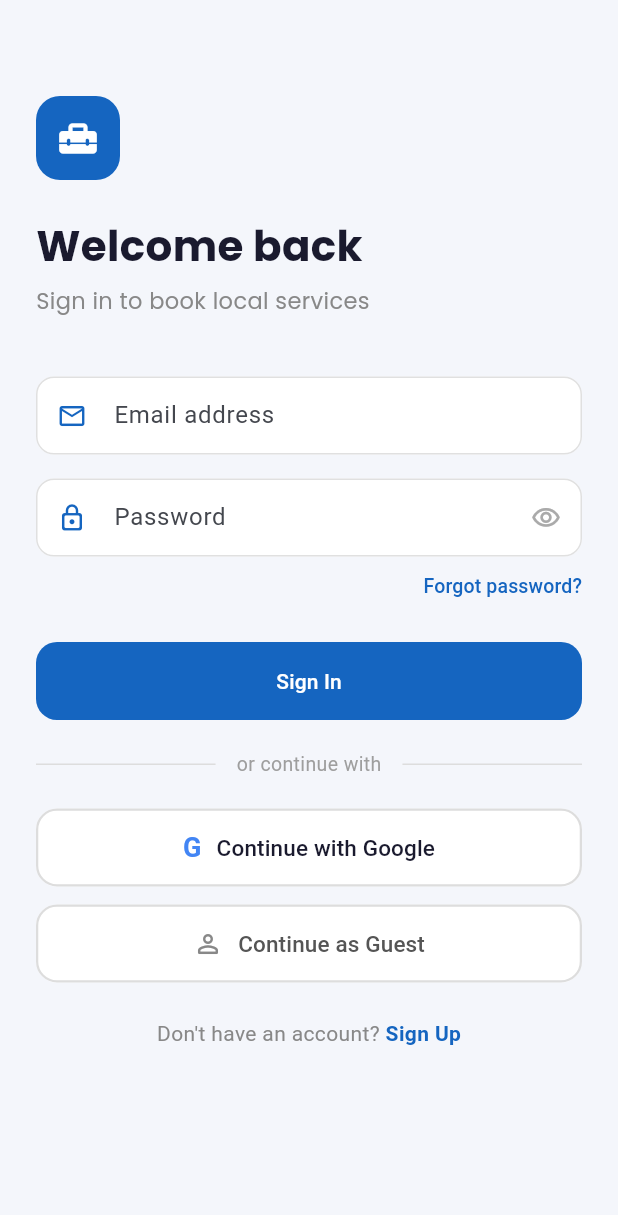
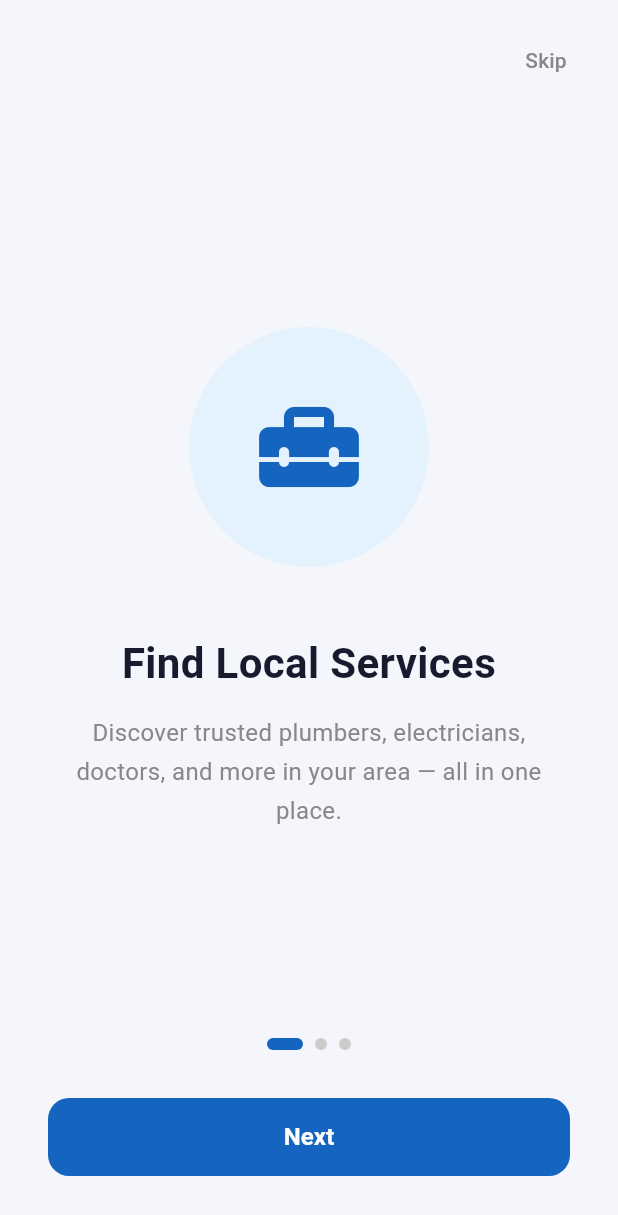
Before and after one commit to thalkarmohit/local_service., a Flutter app: the screen it shows after launch, on a phone screen of 412 x 824 dp. Shown: the top 1215 px of the screen. Run offline on Flutter 3.47's test engine with Material 3 defaults, Android fonts, the phone set to English and light mode, and no system bars; our stand-ins replace firebase_auth, firebase_core, flutter_local_notifications, google_fonts, google_sign_in, hive and 2 more; accounts and stored records are empty.

Commit message:
onboarding screen add

```diff
--- a/lib/main.dart
+++ b/lib/main.dart
@@ -123,6 +123,7 @@ class _MyAppState extends State<MyApp> {
         elevation: 0,
         type: BottomNavigationBarType.fixed,
       ),
+      dividerColor: const Color(0xFFEEEEEE),
       snackBarTheme: SnackBarThemeData(
         behavior: SnackBarBehavior.floating,
         shape: RoundedRectangleBorder(borderRadius: BorderRadius.circular(12)),
--- /dev/null
+++ b/lib/onboarding_screen.dart
@@ -0,0 +1,237 @@
+import 'package:flutter/material.dart';
+import 'package:shared_preferences/shared_preferences.dart';
+import 'auth_gate.dart';
+
+class OnboardingScreen extends StatefulWidget {
+  const OnboardingScreen({super.key});
+
+  @override
+  State<OnboardingScreen> createState() => _OnboardingScreenState();
+}
+
+class _OnboardingScreenState extends State<OnboardingScreen> {
+  final PageController _controller = PageController();
+  int _currentPage = 0;
+
+  final List<_OnboardingData> _pages = [
+    _OnboardingData(
+      icon: Icons.home_repair_service_rounded,
+      iconBg: Color(0xFFE3F2FD),
+      iconColor: Color(0xFF1565C0),
+      title: 'Find Local Services',
+      subtitle:
+      'Discover trusted plumbers, electricians, doctors, and more in your area — all in one place.',
+      bg: Color(0xFFF4F6FB),
+    ),
+    _OnboardingData(
+      icon: Icons.calendar_today_rounded,
+      iconBg: Color(0xFFE8F5E9),
+      iconColor: Color(0xFF2E7D32),
+      title: 'Book in Seconds',
+      subtitle:
+      'Pick a date, choose a time slot, and confirm your booking instantly. No calls, no waiting.',
+      bg: Color(0xFFF1F8F1),
+    ),
+    _OnboardingData(
+      icon: Icons.star_rounded,
+      iconBg: Color(0xFFFFF8E1),
+      iconColor: Color(0xFFF9A825),
+      title: 'Rate & Review',
+      subtitle:
+      'Share your experience to help others find the best service providers near them.',
+      bg: Color(0xFFFFFBF0),
+    ),
+  ];
+
+  Future<void> _finishOnboarding() async {
+    final prefs = await SharedPreferences.getInstance();
+    await prefs.setBool('onboarding_done', true);
+    if (mounted) {
+      Navigator.pushReplacement(
+        context,
+        PageRouteBuilder(
+          transitionDuration: const Duration(milliseconds: 500),
+          pageBuilder: (_, __, ___) => const AuthGate(),
+          transitionsBuilder: (_, anim, __, child) =>
+              FadeTransition(opacity: anim, child: child),
+        ),
+      );
+    }
+  }
+
+  @override
+  void dispose() {
+    _controller.dispose();
+    super.dispose();
+  }
+
+  @override
+  Widget build(BuildContext context) {
+    return Scaffold(
+      backgroundColor: _pages[_currentPage].bg,
+      body: SafeArea(
+        child: Column(
+          children: [
+            // Skip button
+            Align(
+              alignment: Alignment.topRight,
+              child: Padding(
+                padding: const EdgeInsets.all(16),
+                child: TextButton(
+                  onPressed: _finishOnboarding,
+                  child: Text(
+                    _currentPage == _pages.length - 1 ? '' : 'Skip',
+                    style: const TextStyle(
+                      color: Color(0xFF888888),
+                      fontSize: 14,
+                      fontWeight: FontWeight.w500,
+                    ),
+                  ),
+                ),
+              ),
+            ),
+
+            // Page view
+            Expanded(
+              child: PageView.builder(
+                controller: _controller,
+                itemCount: _pages.length,
+                onPageChanged: (i) => setState(() => _currentPage = i),
+                itemBuilder: (context, index) =>
+                    _buildPage(_pages[index]),
+              ),
+            ),
+
+            // Dots + button
+            Padding(
+              padding: const EdgeInsets.fromLTRB(32, 0, 32, 40),
+              child: Column(
+                children: [
+                  _buildDots(),
+                  const SizedBox(height: 32),
+                  _buildButton(),
+                ],
+              ),
+            ),
+          ],
+        ),
+      ),
+    );
+  }
+
+  Widget _buildPage(_OnboardingData data) {
+    return Padding(
+      padding: const EdgeInsets.symmetric(horizontal: 32),
+      child: Column(
+        mainAxisAlignment: MainAxisAlignment.center,
+        children: [
+          // Icon illustration
+          Container(
+            width: 160,
+            height: 160,
+            decoration: BoxDecoration(
+              color: data.iconBg,
+              shape: BoxShape.circle,
+            ),
+            child: Icon(data.icon, size: 80, color: data.iconColor),
+          ),
+          const SizedBox(height: 48),
+          Text(
+            data.title,
+            textAlign: TextAlign.center,
+            style: const TextStyle(
+              fontSize: 28,
+              fontWeight: FontWeight.w700,
+              color: Color(0xFF1A1A2E),
+              height: 1.2,
+            ),
+          ),
+          const SizedBox(height: 16),
+          Text(
+            data.subtitle,
+            textAlign: TextAlign.center,
+            style: const TextStyle(
+              fontSize: 16,
+              color: Color(0xFF888888),
+              height: 1.6,
+            ),
+          ),
+        ],
+      ),
+    );
+  }
+
+  Widget _buildDots() {
+    return Row(
+      mainAxisAlignment: MainAxisAlignment.center,
+      children: List.generate(_pages.length, (i) {
+        final isActive = i == _currentPage;
+        return AnimatedContainer(
+          duration: const Duration(milliseconds: 300),
+          margin: const EdgeInsets.symmetric(horizontal: 4),
+          width: isActive ? 24 : 8,
+          height: 8,
+          decoration: BoxDecoration(
+            color: isActive
+                ? const Color(0xFF1565C0)
+                : const Color(0xFFCCCCCC),
+            borderRadius: BorderRadius.circular(4),
+          ),
+        );
+      }),
+    );
+  }
+
+  Widget _buildButton() {
+    final isLast = _currentPage == _pages.length - 1;
+    return SizedBox(
+      width: double.infinity,
+      height: 52,
+      child: ElevatedButton(
+        onPressed: () {
+          if (isLast) {
+            _finishOnboarding();
+          } else {
+            _controller.nextPage(
+              duration: const Duration(milliseconds: 400),
+              curve: Curves.easeInOut,
+            );
+          }
+        },
+        style: ElevatedButton.styleFrom(
+          backgroundColor: const Color(0xFF1565C0),
+          foregroundColor: Colors.white,
+          shape: RoundedRectangleBorder(
+            borderRadius: BorderRadius.circular(14),
+          ),
+          elevation: 0,
+        ),
+        child: Text(
+          isLast ? 'Get Started' : 'Next',
+          style: const TextStyle(
+            fontSize: 16,
+            fontWeight: FontWeight.w600,
+          ),
+        ),
+      ),
+    );
+  }
+}
+
+class _OnboardingData {
+  final IconData icon;
+  final Color iconBg;
+  final Color iconColor;
+  final String title;
+  final String subtitle;
+  final Color bg;
+
+  const _OnboardingData({
+    required this.icon,
+    required this.iconBg,
+    required this.iconColor,
+    required this.title,
+    required this.subtitle,
+    required this.bg,
+  });
+}
--- a/lib/provider_details_screen.dart
+++ b/lib/provider_details_screen.dart
@@ -7,6 +7,7 @@ import 'package:firebase_auth/firebase_auth.dart';
 import 'booking_model.dart';
 import 'provider_model.dart';
 import 'review_model.dart';
+import 'notification_service.dart';
 
 class ProviderDetailsScreen extends StatefulWidget {
   final Map<String, String> provider;
@@ -76,7 +77,7 @@ class _ProviderDetailsScreenState extends State<ProviderDetailsScreen> {
   @override
   Widget build(BuildContext context) {
     return Scaffold(
-      backgroundColor: const Color(0xFFF4F6FB),
+      backgroundColor: Theme.of(context).scaffoldBackgroundColor,
       body: CustomScrollView(
         slivers: [
           _buildAppBar(context),
@@ -167,7 +168,7 @@ class _ProviderDetailsScreenState extends State<ProviderDetailsScreen> {
       decoration: BoxDecoration(
         color: Colors.white,
         borderRadius: BorderRadius.circular(16),
-        border: Border.all(color: const Color(0xFFEEEEEE)),
+        border: Border.all(color: Theme.of(context).dividerColor),
       ),
       child: Column(
         children: [
@@ -216,7 +217,7 @@ class _ProviderDetailsScreenState extends State<ProviderDetailsScreen> {
         decoration: BoxDecoration(
           color: Colors.white,
           borderRadius: BorderRadius.circular(14),
-          border: Border.all(color: const Color(0xFFEEEEEE)),
+          border: Border.all(color: Theme.of(context).dividerColor),
         ),
         child: Row(
           children: [
@@ -312,7 +313,7 @@ class _ProviderDetailsScreenState extends State<ProviderDetailsScreen> {
                 decoration: BoxDecoration(
                   color: Colors.white,
                   borderRadius: BorderRadius.circular(14),
-                  border: Border.all(color: const Color(0xFFEEEEEE)),
+                  border: Border.all(color: Theme.of(context).dividerColor),
                 ),
                 child: const Column(
                   children: [
@@ -341,7 +342,7 @@ class _ProviderDetailsScreenState extends State<ProviderDetailsScreen> {
       decoration: BoxDecoration(
         color: Colors.white,
         borderRadius: BorderRadius.circular(14),
-        border: Border.all(color: const Color(0xFFEEEEEE)),
+        border: Border.all(color: Theme.of(context).dividerColor),
       ),
       child: Column(
         crossAxisAlignment: CrossAxisAlignment.start,
@@ -428,7 +429,7 @@ class _ProviderDetailsScreenState extends State<ProviderDetailsScreen> {
                   width: 40,
                   height: 4,
                   decoration: BoxDecoration(
-                    color: const Color(0xFFEEEEEE),
+                    color: Theme.of(context).dividerColor,
                     borderRadius: BorderRadius.circular(2),
                   ),
                 ),
@@ -478,7 +479,7 @@ class _ProviderDetailsScreenState extends State<ProviderDetailsScreen> {
                     border: Border.all(
                       color: selectedDate != null
                           ? const Color(0xFF1565C0)
-                          : const Color(0xFFEEEEEE),
+                          : Theme.of(context).dividerColor,
                     ),
                   ),
                   child: Row(
@@ -532,7 +533,7 @@ class _ProviderDetailsScreenState extends State<ProviderDetailsScreen> {
                         border: Border.all(
                           color: isSelected
                               ? const Color(0xFF1565C0)
-                              : const Color(0xFFEEEEEE),
+                              : Theme.of(context).dividerColor,
                         ),
                       ),
                       child: Text(slot,
--- a/pubspec.yaml
+++ b/pubspec.yaml
@@ -12,13 +12,14 @@ dependencies:
   url_launcher: ^6.2.6
   hive: ^2.2.3
   hive_flutter: ^1.1.0
-  intl: ^0.20.2
+  intl: ^0.19.0
   google_fonts: ^6.2.1
   cupertino_icons: ^1.0.8
   firebase_core: ^3.6.0
   firebase_auth: ^5.7.0
   google_sign_in: ^6.2.1
-
+  shared_preferences: ^2.3.2
+  flutter_local_notifications: ^18.0.1
 
 dev_dependencies:
   flutter_test:
```
Also changed, not shown: lib/app_colours.dart (added, +36 -0 lines), lib/bookings_screen.dart (+43 -46 lines), lib/homescreen.dart (+55 -91 lines), lib/main_navigation.dart (+9 -10 lines), lib/notification_service.dart (added, +91 -0 lines), lib/splashscreen.dart (+18 -4 lines), pubspec.lock, 3 other files.
